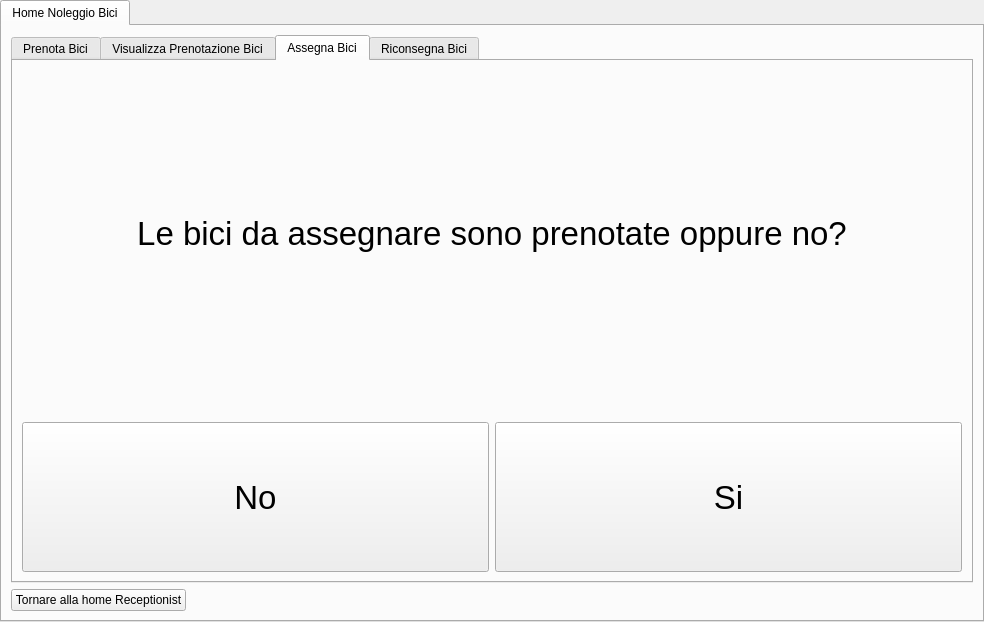
mdoraz/Hotel, file ui/Receptionist/NoleggiareBici/HomeNoleggiareUnaBici.ui: the form before one commit.
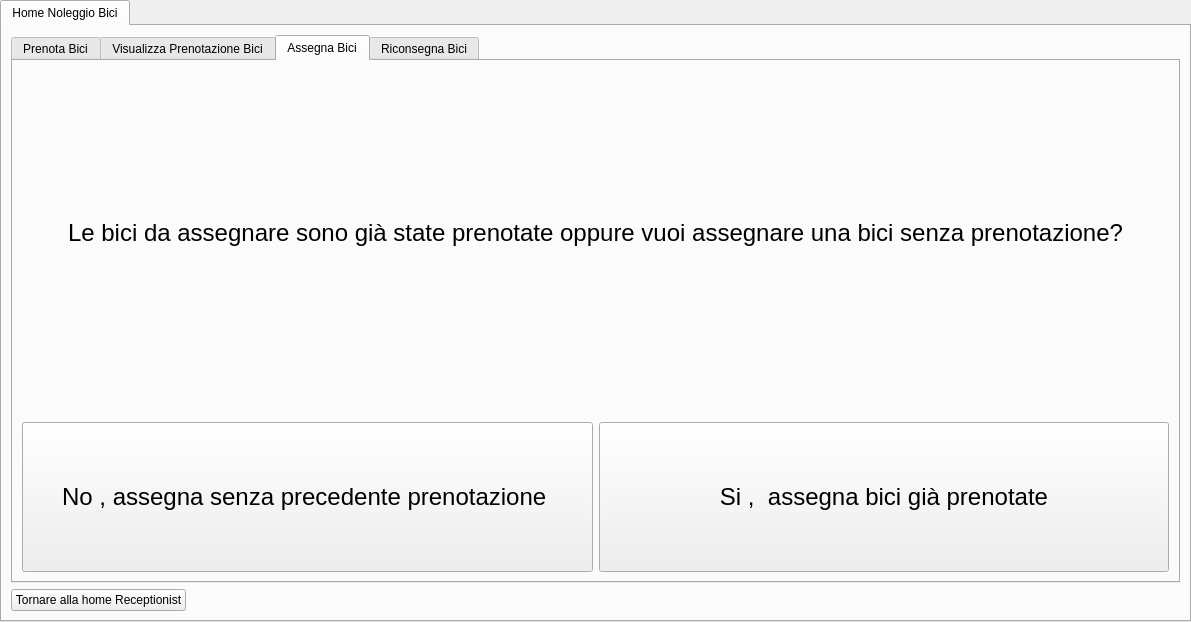
The form after the commit. The open tabs and pages were chosen to show the change.

Commit message: scheletro Home Noleggiare Una Bici completato + varie modifiche file .ui + modifiche login per far si che i pulsanti indietro funzionino

Patch:
```diff
--- a/ui/Receptionist/NoleggiareBici/HomeNoleggiareUnaBici.ui
+++ b/ui/Receptionist/NoleggiareBici/HomeNoleggiareUnaBici.ui
@@ -6,7 +6,7 @@
    <rect>
     <x>0</x>
     <y>0</y>
-    <width>984</width>
+    <width>1191</width>
     <height>622</height>
    </rect>
   </property>
@@ -783,11 +783,11 @@
           <property name="font">
            <font>
             <family>Arial</family>
-            <pointsize>25</pointsize>
+            <pointsize>18</pointsize>
            </font>
           </property>
           <property name="text">
-           <string>No</string>
+           <string>No , assegna senza precedente prenotazione </string>
           </property>
          </widget>
         </item>
@@ -796,11 +796,11 @@
           <property name="font">
            <font>
             <family>Arial</family>
-            <pointsize>25</pointsize>
+            <pointsize>18</pointsize>
            </font>
           </property>
           <property name="text">
-           <string>Le bici da assegnare sono prenotate oppure no?</string>
+           <string>Le bici da assegnare sono già state prenotate oppure vuoi assegnare una bici senza prenotazione?</string>
           </property>
           <property name="alignment">
            <set>Qt::AlignCenter</set>
@@ -818,11 +818,11 @@
           <property name="font">
            <font>
             <family>Arial</family>
-            <pointsize>25</pointsize>
+            <pointsize>18</pointsize>
            </font>
           </property>
           <property name="text">
-           <string>Si</string>
+           <string>Si ,  assegna bici già prenotate</string>
           </property>
          </widget>
         </item>
```
Left out of the diff: 4 changed lines with no effect on the pictures. The commit also changes 14 other files.
